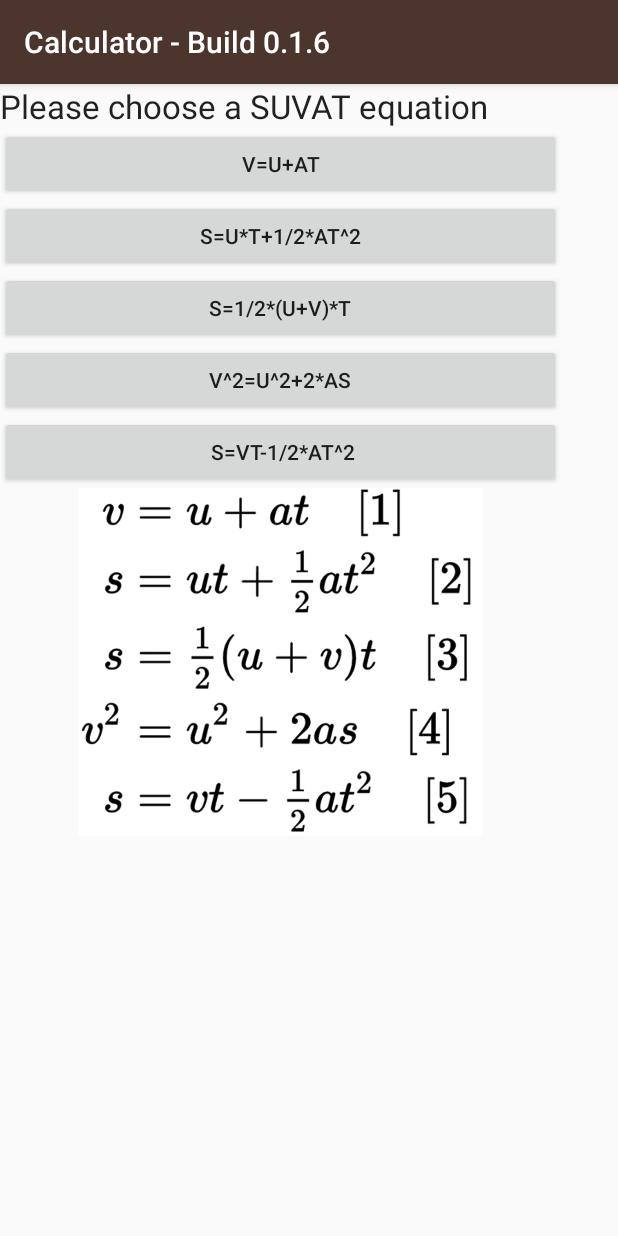
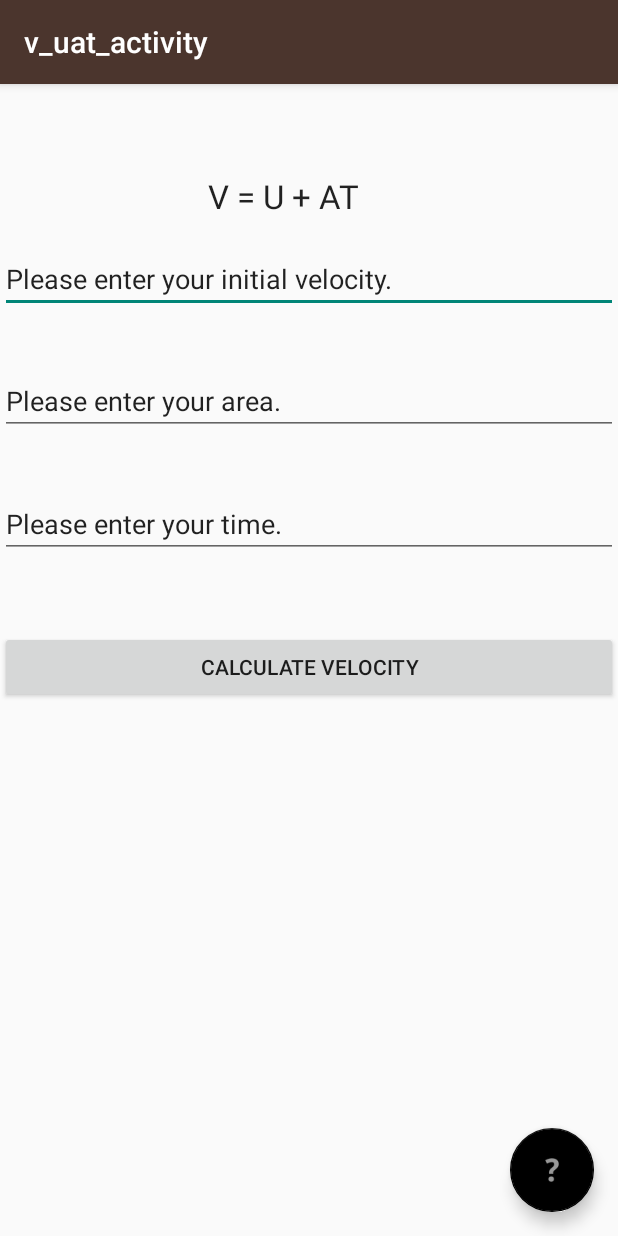
Before and after one commit to Patalayus/CalculatorApp, an Android app: the activity_suvat screen opened directly, with no data from a screen before it, after a tap on "V=U+AT", on a phone screen of 412 x 824 dp. Run offline under Robolectric (Android 15) with nearby library versions, the phone set to English and light mode, and no system bars.

Commit message:
imported TextViews and buttons of v_uat_activity

```diff
--- a/app/src/main/java/com/laminar/calculator/calculator/activity_suvat.java
+++ b/app/src/main/java/com/laminar/calculator/calculator/activity_suvat.java
@@ -1,5 +1,6 @@
 package com.laminar.calculator.calculator;
 
+import android.content.Intent;
 import android.support.design.widget.Snackbar;
 import android.support.v7.app.AppCompatActivity;
 import android.os.Bundle;
@@ -16,6 +17,10 @@ public class activity_suvat extends AppCompatActivity {
 
     public void v_uat(View a) {
         //when first suvat button is pressed
+        if(a.getId()==R.id.suvat1){
+            Intent v_uatIntent = new Intent(activity_suvat.this, v_uat_activity.class);
+            startActivity(v_uatIntent);
+        }
     }
 
     public void sutat(View a) {
@@ -33,6 +38,4 @@ public class activity_suvat extends AppCompatActivity {
     public void svtat(View a) {
         //when first suvat button is pressed
     }
-
-
     }
--- /dev/null
+++ b/app/src/main/java/com/laminar/calculator/calculator/v_uat_activity.java
@@ -0,0 +1,31 @@
+package com.laminar.calculator.calculator;
+
+import android.os.Bundle;
+import android.support.design.widget.FloatingActionButton;
+import android.support.design.widget.Snackbar;
+import android.support.v7.app.AppCompatActivity;
+import android.support.v7.widget.Toolbar;
+import android.view.View;
+
+public class v_uat_activity extends AppCompatActivity {
+
+    @Override
+    protected void onCreate(Bundle savedInstanceState) {
+        super.onCreate(savedInstanceState);
+        setContentView(R.layout.activity_v_uat_activity);
+        Toolbar toolbar = (Toolbar) findViewById(R.id.toolbar);
+        setSupportActionBar(toolbar);
+
+        FloatingActionButton fab = (FloatingActionButton) findViewById(R.id.fab);
+        fab.setOnClickListener(new View.OnClickListener() {
+            @Override
+            public void onClick(View view) {
+                Snackbar.make(view, "Please enter your initial velocity, acceleration and time"
+                        , Snackbar.LENGTH_LONG)
+                        .setAction("Action", null).show();
+            }
+
+        });
+    }
+
+}
--- a/app/src/main/res/layout/activity_suvat.xml
+++ b/app/src/main/res/layout/activity_suvat.xml
@@ -59,7 +59,7 @@
 
         <ImageView
             android:id="@+id/imageView5"
-            android:layout_width="match_parent"
+            android:layout_width="wrap_content"
             android:layout_height="match_parent"
             app:srcCompat="@drawable/suvatequations" />
     </LinearLayout>
--- /dev/null
+++ b/app/src/main/res/layout/activity_v_uat_activity.xml
@@ -0,0 +1,100 @@
+<?xml version="1.0" encoding="utf-8"?>
+<android.support.design.widget.CoordinatorLayout xmlns:android="http://schemas.android.com/apk/res/android"
+    xmlns:app="http://schemas.android.com/apk/res-auto"
+    xmlns:tools="http://schemas.android.com/tools"
+    android:layout_width="match_parent"
+    android:layout_height="match_parent"
+    tools:context="com.laminar.calculator.calculator.v_uat_activity">
+
+    <android.support.design.widget.AppBarLayout
+        android:layout_width="match_parent"
+        android:layout_height="wrap_content"
+        android:theme="@style/AppTheme.AppBarOverlay">
+
+        <android.support.v7.widget.Toolbar
+            android:id="@+id/toolbar"
+            android:layout_width="match_parent"
+            android:layout_height="?attr/actionBarSize"
+            android:background="?attr/colorPrimary"
+            app:popupTheme="@style/AppTheme.PopupOverlay" />
+
+    </android.support.design.widget.AppBarLayout>
+
+    <include layout="@layout/content_v_uat_activity"
+        android:id="@+id/include2" />
+
+    <android.support.design.widget.FloatingActionButton
+        android:id="@+id/fab"
+        android:layout_width="wrap_content"
+        android:layout_height="wrap_content"
+        android:layout_gravity="bottom|end"
+        android:layout_margin="@dimen/fab_margin"
+        app:backgroundTint="@android:color/background_dark"
+        app:srcCompat="@android:drawable/ic_menu_help" />
+
+    <LinearLayout
+        android:layout_width="match_parent"
+        android:layout_height="match_parent"
+        android:orientation="vertical"
+        android:weightSum="1">
+
+        <Space
+            android:layout_width="match_parent"
+            android:layout_height="wrap_content"
+            android:layout_weight="0.19" />
+
+        <TextView
+            android:id="@+id/textView5"
+            android:layout_width="match_parent"
+            android:layout_height="wrap_content"
+            android:layout_weight="0.03"
+            android:text="                          V = U + AT "
+            android:textAppearance="@style/TextAppearance.AppCompat.Large" />
+
+        <EditText
+            android:id="@+id/editText"
+            android:layout_width="match_parent"
+            android:layout_height="wrap_content"
+            android:ems="10"
+            android:inputType="textPersonName"
+            android:text="Please enter your initial velocity." />
+
+        <Space
+            android:layout_width="match_parent"
+            android:layout_height="wrap_content"
+            android:layout_weight="0.06" />
+
+        <EditText
+            android:id="@+id/editText2"
+            android:layout_width="match_parent"
+            android:layout_height="wrap_content"
+            android:ems="10"
+            android:inputType="textPersonName"
+            android:text="Please enter your area." />
+
+        <Space
+            android:layout_width="match_parent"
+            android:layout_height="wrap_content"
+            android:layout_weight="0.06" />
+
+        <EditText
+            android:id="@+id/editText3"
+            android:layout_width="match_parent"
+            android:layout_height="wrap_content"
+            android:ems="10"
+            android:inputType="textPersonName"
+            android:text="Please enter your time." />
+
+        <Space
+            android:layout_width="match_parent"
+            android:layout_height="wrap_content"
+            android:layout_weight="0.08" />
+
+        <Button
+            android:id="@+id/button"
+            android:layout_width="match_parent"
+            android:layout_height="wrap_content"
+            android:text="Calculate velocity" />
+    </LinearLayout>
+
+</android.support.design.widget.CoordinatorLayout>
--- /dev/null
+++ b/app/src/main/res/layout/content_v_uat_activity.xml
@@ -0,0 +1,11 @@
+<?xml version="1.0" encoding="utf-8"?>
+<android.support.constraint.ConstraintLayout xmlns:android="http://schemas.android.com/apk/res/android"
+    xmlns:app="http://schemas.android.com/apk/res-auto"
+    xmlns:tools="http://schemas.android.com/tools"
+    android:layout_width="match_parent"
+    android:layout_height="match_parent"
+    app:layout_behavior="@string/appbar_scrolling_view_behavior"
+    tools:context="com.laminar.calculator.calculator.v_uat_activity"
+    tools:showIn="@layout/activity_v_uat_activity">
+
+</android.support.constraint.ConstraintLayout>
--- a/app/src/main/res/values/strings.xml
+++ b/app/src/main/res/values/strings.xml
@@ -5,4 +5,9 @@
     <string name="button_circle">send</string>
     <string name="x1">null</string>
     <string name="x2">null</string>
+    <string name="title_activity_v_uat_activity">v_uat_activity</string>
+    <string name="title_activity_sutat_activity">sutat_activity</string>
+    <string name="title_activity_suvt_activity">suvt_activity</string>
+    <string name="title_activity_vuas_activity">vuas_activity</string>
+    <string name="title_activity_svtat_activity">svtat_activity</string>
 </resources>
```
Also changed, not shown: app/src/main/AndroidManifest.xml (+21 -1 lines), app/src/main/java/com/laminar/calculator/calculator/sutat_activity.java (added, +29 -0 lines), app/src/main/java/com/laminar/calculator/calculator/suvt_activity.java (added, +29 -0 lines), app/src/main/java/com/laminar/calculator/calculator/svtat_activity.java (added, +29 -0 lines), app/src/main/java/com/laminar/calculator/calculator/vuas_activity.java (added, +29 -0 lines), app/src/main/res/layout/activity_sutat_activity.xml (added, +33 -0 lines), app/src/main/res/layout/activity_suvt_activity.xml (added, +33 -0 lines), app/src/main/res/layout/activity_svtat_activity.xml (added, +33 -0 lines), app/src/main/res/layout/activity_vuas_activity.xml (added, +33 -0 lines), app/src/main/res/layout/content_sutat_activity.xml (added, +11 -0 lines), app/src/main/res/layout/content_suvt_activity.xml (added, +11 -0 lines), app/src/main/res/layout/content_svtat_activity.xml (added, +11 -0 lines), app/src/main/res/layout/content_vuas_activity.xml (added, +11 -0 lines).
